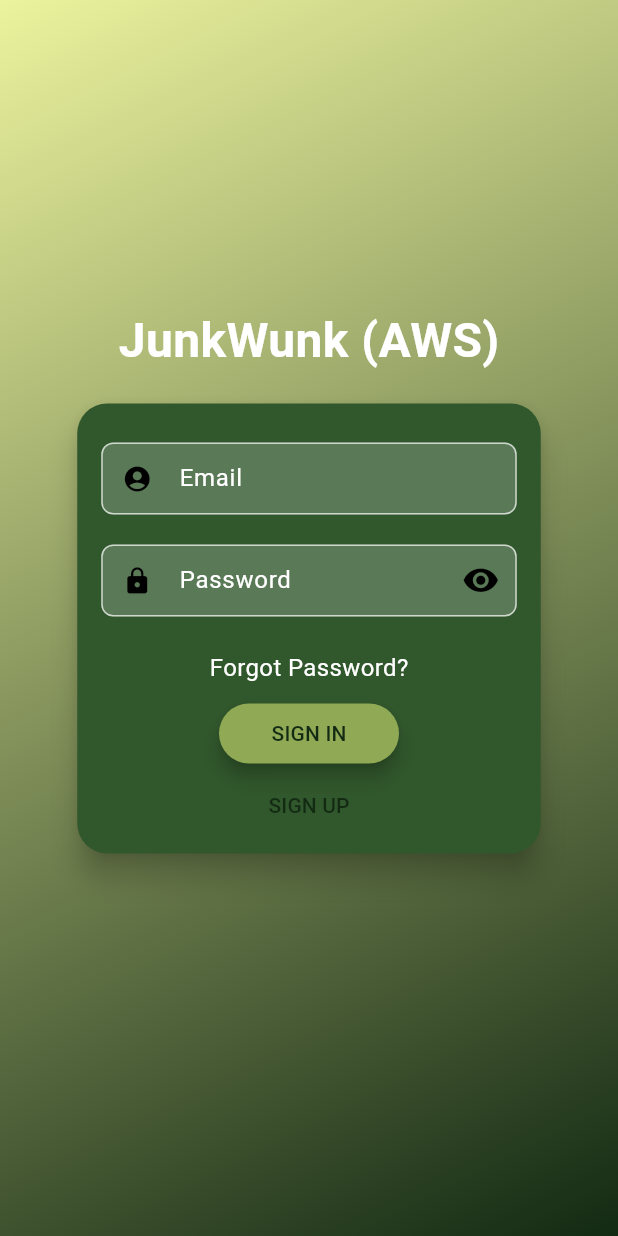
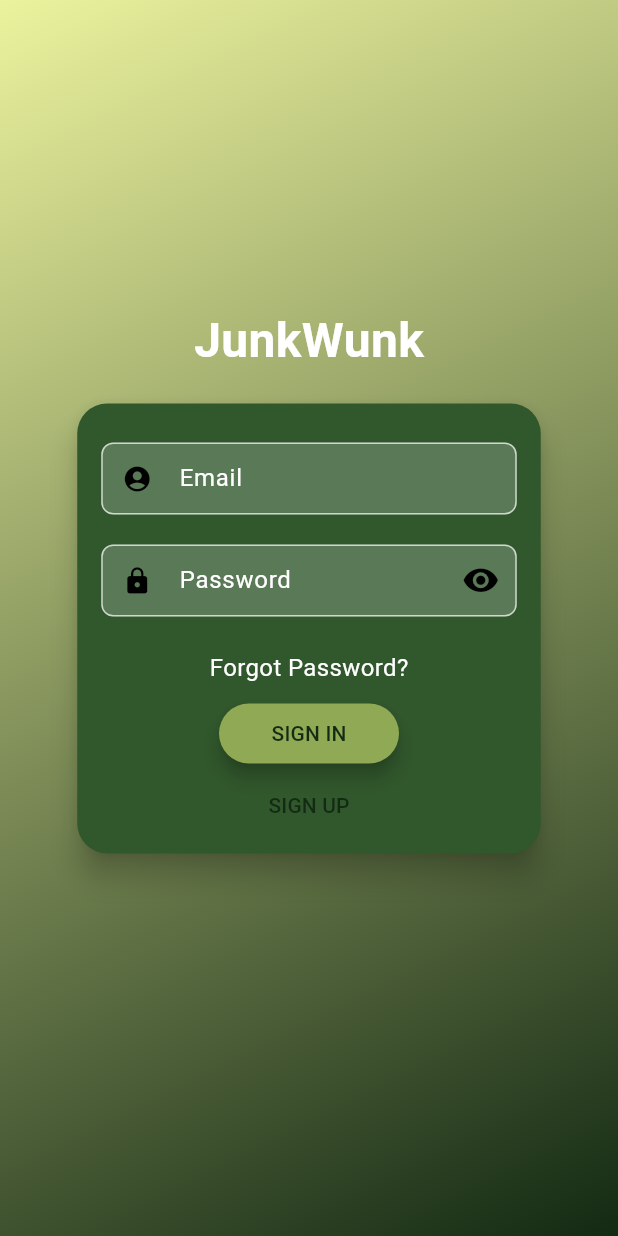
Before and after one commit to dormeneur/JUNKWUNK, a Flutter app: the screen it shows after launch, on a phone screen of 412 x 824 dp. Run offline on Flutter 3.47's test engine with Material 3 defaults, Android fonts, the light colour scheme and no system bars; drawn by our look-alikes of flutter_login; our stand-ins replace connectivity_plus, flutter_dotenv, geocoding, geolocator, google_maps_flutter, image_picker and 3 more; missing offline and left inert: amazon_cognito_identity_dart_2, flutter_polyline_points.

Commit message:
title updated

```diff
--- a/lib/screens/login_page_cognito.dart
+++ b/lib/screens/login_page_cognito.dart
@@ -255,7 +255,7 @@ class _LoginPageCognitoState extends State<LoginPageCognito> {
         onLogin: _authUser,
         onSignup: _signUpUser,
         onRecoverPassword: _recoverPassword,
-        title: 'JunkWunk (AWS)',
+        title: 'JunkWunk',
         theme: LoginTheme(
           primaryColor: const Color(0xFF132a13), // Dark green
           accentColor: const Color(0xFFecf39e), // Mindaro
```
